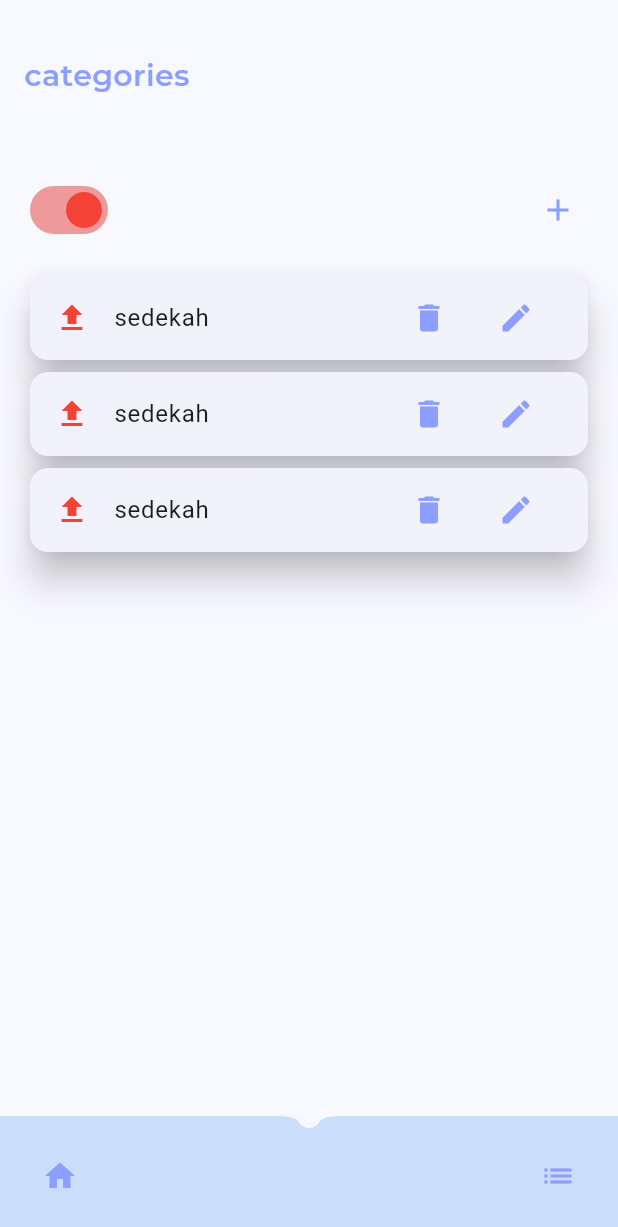
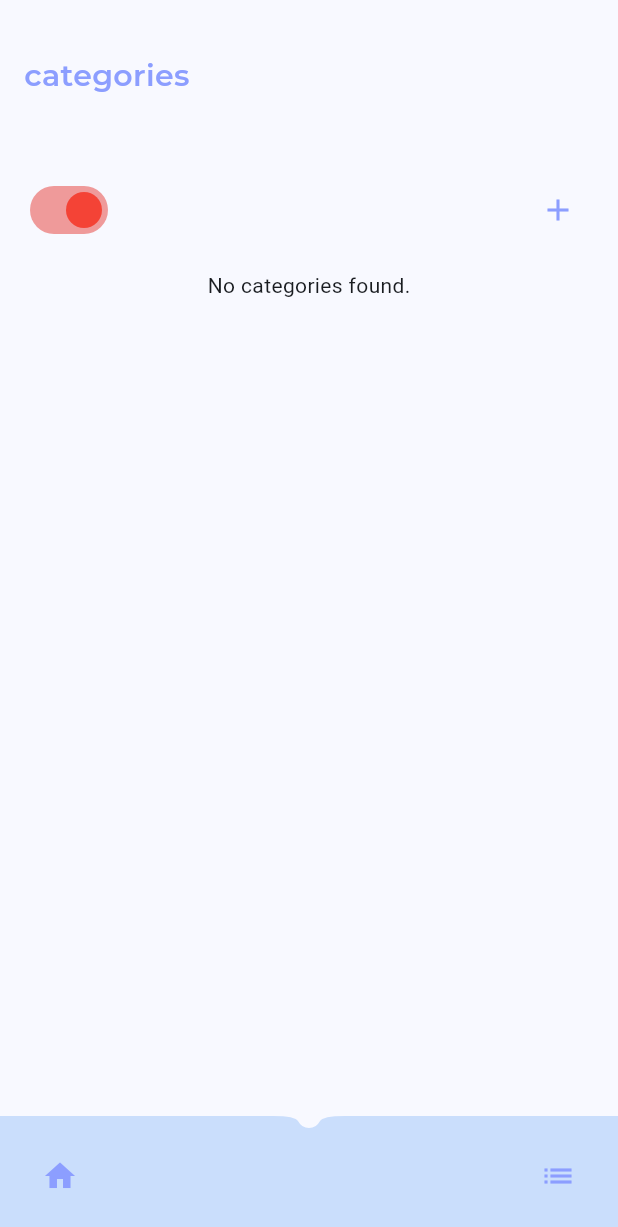
Before and after one commit to farhanzsani/Finance-App-FLutter, a Flutter app: the screen it shows after launch, after a tap on the "list" icon, on a phone screen of 412 x 824 dp. Shown: the top 1227 px of the screen. Run offline on Flutter 3.47's test engine with Material 3 defaults, Android fonts, the phone set to English and light mode, and no system bars; our stand-ins replace drift, drift_flutter, google_fonts; missing offline and left inert: calendar_appbar; accounts and stored records are empty; generated files the repository leaves out were written again.

Commit message:
feat: add crud for category

```diff
--- a/lib/Models/database.dart
+++ b/lib/Models/database.dart
@@ -22,6 +22,25 @@ class AppDatabase extends _$AppDatabase {
   @override
   int get schemaVersion => 1;
 
+  // crud category
+
+  Future<List<Category>>getAllCategoryRepo(int type) async {
+    return await (select(categories)..where((tbl) => tbl.type.equals(type))).get();
+  }
+
+  Future updateCategoryRepo(int id, String name) async {
+    return (update(categories)..where((tbl) => tbl.id.equals(id))).write(
+      CategoriesCompanion(
+        name: Value(name),
+        updated_at: Value(DateTime.now()),
+      )
+    );
+  }
+
+  Future deleteCategoryRepo(int id) async {
+    return (delete(categories)..where((tbl) => tbl.id.equals(id))).go();
+  }
+
   static QueryExecutor _openConnection() {
     return driftDatabase(
       name: 'my_database',
--- a/lib/pages/category_page.dart
+++ b/lib/pages/category_page.dart
@@ -1,6 +1,6 @@
-
 import 'package:flutter/material.dart';
 import 'package:google_fonts/google_fonts.dart';
+import 'package:finance_app_for_nacha/Models/database.dart';
 
 class CategoryPage extends StatefulWidget {
   const CategoryPage({Key? key}) : super(key: key);
@@ -11,8 +11,45 @@ class CategoryPage extends StatefulWidget {
 
 class _CategoryPageState extends State<CategoryPage> {
   bool isExpense = true;
+  int type = 2;
+  final AppDatabase db = AppDatabase();
 
-  void openDialog() {
+  TextEditingController categoryNameController = TextEditingController();
+
+  Future insert(String name, int type) async {
+    DateTime now = DateTime.now();
+    final row = await db
+        .into(db.categories)
+        .insertReturning(
+          CategoriesCompanion.insert(
+            name: name,
+            type: type,
+            created: now,
+            updated_at: now,
+          ),
+        );
+
+    print(row);
+  }
+
+  Future<List<Category>> getAllCategories(int type) async {
+    return await db.getAllCategoryRepo(type);
+  }
+
+  Future update(int id, String name) async {
+    return await db.updateCategoryRepo(id, name);
+  }
+
+  Future delete(int id) async {
+    return await db.deleteCategoryRepo(id);
+  }
+
+  void openDialog(Category? category) {
+
+    if (category != null) {
+      categoryNameController.text = category.name;
+    }
+
     showDialog(
       context: context,
       builder: (BuildContext context) {
@@ -23,18 +60,40 @@ class _CategoryPageState extends State<CategoryPage> {
               child: Column(
                 children: [
                   Text(
-                    (isExpense) ? 'Add Expense category' : 'Add Income category',
-                    style: GoogleFonts.montserrat(fontSize: 18, color: (isExpense) ? Colors.red : Colors.green),
+                    (isExpense)
+                        ? 'Add Expense category'
+                        : 'Add Income category',
+                    style: GoogleFonts.montserrat(
+                      fontSize: 18,
+                      color: (isExpense) ? Colors.red : Colors.green,
+                    ),
                   ),
                   SizedBox(height: 20),
                   TextFormField(
+                    controller: categoryNameController,
                     decoration: InputDecoration(
                       hintText: 'category name',
                       border: OutlineInputBorder(),
                     ),
                   ),
                   SizedBox(height: 20),
-                  ElevatedButton(onPressed: () {}, child: Text('save', style: GoogleFonts.montserrat(color: Color(0xFF8C9EFF)),),)
+                  ElevatedButton(
+                    onPressed: () {
+                      if (category != null) {
+                        update(category.id, categoryNameController.text);
+                      } else {
+                        insert(categoryNameController.text, type);
+                      }
+
+                      Navigator.of(context, rootNavigator: true).pop('dialog');
+                      setState((){});
+                      categoryNameController.clear();
+                    },
+                    child: Text(
+                      'save',
+                      style: GoogleFonts.montserrat(color: Color(0xFF8C9EFF)),
+                    ),
+                  ),
                 ],
               ),
             ),
@@ -59,6 +118,7 @@ class _CategoryPageState extends State<CategoryPage> {
                   onChanged: (bool value) {
                     setState(() {
                       isExpense = value;
+                      type = value ? 2 : 1;
                     });
                   },
                   inactiveTrackColor: Colors.green[200],
@@ -68,7 +128,7 @@ class _CategoryPageState extends State<CategoryPage> {
                 ),
                 IconButton(
                   onPressed: () {
-                    openDialog();
+                    openDialog(null);
                   },
                   icon: Icon(Icons.add, color: Color(0xFF8C9EFF)),
                 ),
@@ -76,26 +136,47 @@ class _CategoryPageState extends State<CategoryPage> {
             ),
           ),
 
-          Padding(
-            padding: const EdgeInsets.symmetric(horizontal: 16),
+
+          FutureBuilder<List<Category>>(
+            future: getAllCategories(type),
+            builder: (context, snapshot) {
+              if (snapshot.connectionState == ConnectionState.waiting) {
+                return Center(
+                  child: CircularProgressIndicator(),
+                );
+              } else {
+                if (snapshot.hasData){
+                  if (snapshot.data!.length > 0){
+                    return Expanded(
+                      child: ListView.builder(
+                        itemCount: snapshot.data!.length,
+                        itemBuilder: (context, index) {
+                          final category = snapshot.data![index];
+                          return Padding(
+                            padding: const EdgeInsets.symmetric(horizontal: 16, vertical: 4),
                             child: Card(
                               elevation: 10,
                               child: ListTile(
                                 leading: (isExpense)
                                     ? Icon(Icons.upload, color: Colors.red)
                                     : Icon(Icons.download, color: Colors.green),
-                title: Text('sedekah'),
+                                title: Text(category.name),
                                 trailing: Row(
                                   mainAxisSize: MainAxisSize.min,
                                   children: [
                                     IconButton(
-                      onPressed: () {},
+                                      onPressed: () {
+                                        delete(category.id);
+                                        setState((){});
+                                      },
                                       icon: Icon(Icons.delete),
                                       color: Color(0xFF8C9EFF),
                                     ),
                                     SizedBox(width: 10),
                                     IconButton(
-                      onPressed: () {},
+                                      onPressed: () {
+                                        openDialog(snapshot.data![index]);
+                                      },
                                       icon: Icon(Icons.edit),
                                       color: Color(0xFF8C9EFF),
                                     ),
@@ -103,65 +184,22 @@ class _CategoryPageState extends State<CategoryPage> {
                                 ),
                               ),
                             ),
+                          );
+                        },
                       ),
-
-          Padding(
-            padding: const EdgeInsets.symmetric(horizontal: 16),
-            child: Card(
-              elevation: 10,
-              child: ListTile(
-                leading: (isExpense)
-                    ? Icon(Icons.upload, color: Colors.red)
-                    : Icon(Icons.download, color: Colors.green),
-                title: Text('sedekah'),
-                trailing: Row(
-                  mainAxisSize: MainAxisSize.min,
-                  children: [
-                    IconButton(
-                      onPressed: () {},
-                      icon: Icon(Icons.delete),
-                      color: Color(0xFF8C9EFF),
-                    ),
-                    SizedBox(width: 10),
-                    IconButton(
-                      onPressed: () {},
-                      icon: Icon(Icons.edit),
-                      color: Color(0xFF8C9EFF),
-                    ),
-                  ],
-                ),
-              ),
-            ),
-          ),
-
-          Padding(
-            padding: const EdgeInsets.symmetric(horizontal: 16),
-            child: Card(
-              elevation: 10,
-              child: ListTile(
-                leading: (isExpense)
-                    ? Icon(Icons.upload, color: Colors.red)
-                    : Icon(Icons.download, color: Colors.green),
-                title: Text('sedekah'),
-                trailing: Row(
-                  mainAxisSize: MainAxisSize.min,
-                  children: [
-                    IconButton(
-                      onPressed: () {},
-                      icon: Icon(Icons.delete),
-                      color: Color(0xFF8C9EFF),
-                    ),
-                    SizedBox(width: 10),
-                    IconButton(
-                      onPressed: () {},
-                      icon: Icon(Icons.edit),
-                      color: Color(0xFF8C9EFF),
-                    ),
-                  ],
-                ),
-              ),
-            ),
-          ),
+                    );
+                  } else {
+                    return Center(
+                      child: Text('No categories found.'),
+                    );
+                  }
+                } else {
+                  return Center(
+                    child: Text('No categories found.'),
+                  );
+                }
+              }
+            })
         ],
       ),
     );
```
Lines whose indentation alone changed are shown as unchanged.
